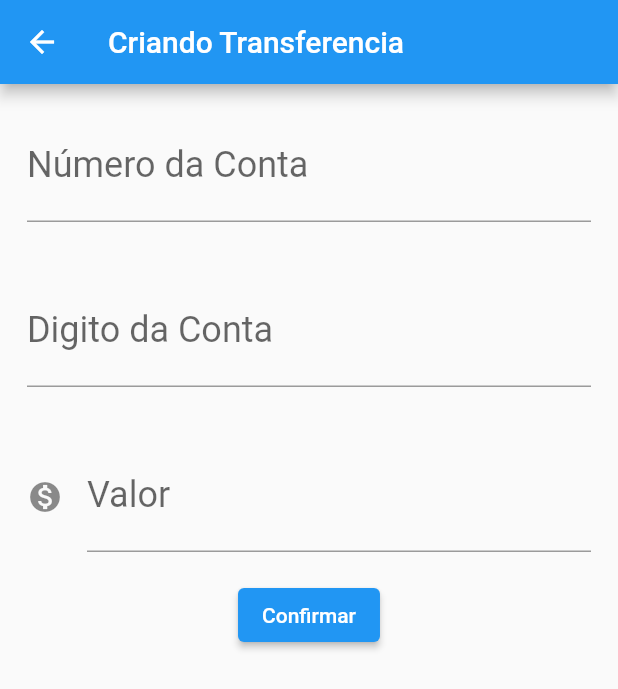
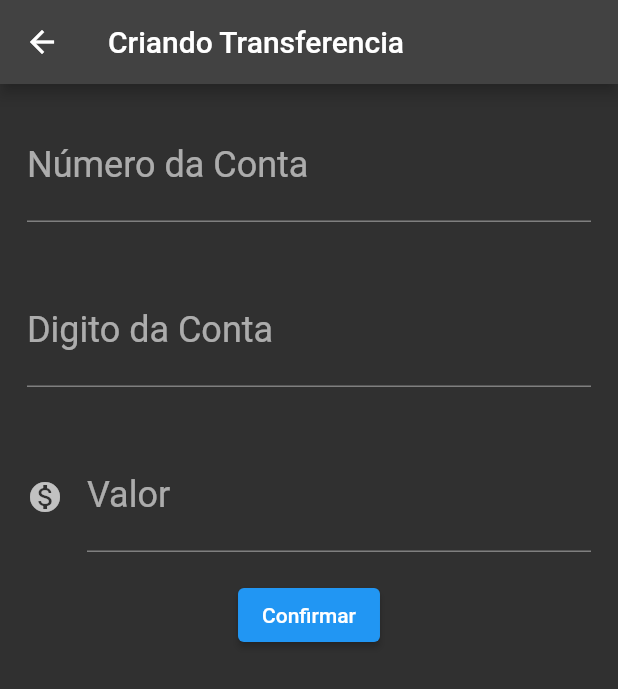
Before and after one commit to nando1507/FormacaoFlutterAlura, a Flutter app: the screen it shows after launch, after a tap on the "add" icon, on a phone screen of 412 x 824 dp. Shown: the top 689 px of the screen. Run offline on Flutter 3.47's test engine with Material 2 defaults, Android fonts, the phone set to English and light mode, and no system bars.

```diff
--- /dev/null
+++ b/lib/components/editor.dart
@@ -0,0 +1,30 @@
+
+import 'package:flutter/material.dart';
+
+class Editor extends StatelessWidget {
+  final TextEditingController? controlador;
+  final String? rotulo;
+  final String? dica;
+  final IconData? icone;
+
+  const Editor({Key? key, this.controlador, this.rotulo, this.dica, this.icone}) : super(key: key);
+
+  @override
+  Widget build(BuildContext context) {
+    return Padding(
+      padding: const EdgeInsets.all(18.0),
+      child: TextField(
+        controller: controlador,
+        style: const TextStyle(
+          fontSize: 24.0,
+        ),
+        decoration: InputDecoration(
+          icon: icone != null ? Icon(icone) : null,
+          labelText: rotulo,
+          hintText: dica,
+        ),
+        keyboardType: TextInputType.number,
+      ),
+    );
+  }
+}
--- a/lib/main.dart
+++ b/lib/main.dart
@@ -1,5 +1,4 @@
-import 'dart:ffi';
-
+import 'package:bytebank/screens/transferencia/lista.dart';
 import 'package:flutter/cupertino.dart';
 import 'package:flutter/material.dart';
 
@@ -11,163 +10,10 @@ class BytebankApp extends StatelessWidget {
   @override
   Widget build(BuildContext context) {
     return MaterialApp(
-      home: Scaffold(
-        body: ListaTransferencias(),
-        //body: FormularioTransferencia(),
-      ),
+      theme: ThemeData.dark(),
+
+      home: ListaTransferencias(),
+      //body: FormularioTransferencia(),
     );
   }
 }
-
-class FormularioTransferencia extends StatelessWidget {
-  final TextEditingController _controladorCampoNumeroConta = TextEditingController();
-  final TextEditingController _controladorCampoDigitoConta = TextEditingController();
-  final TextEditingController _controladorCampoValor = TextEditingController();
-
-  @override
-  Widget build(BuildContext context) {
-    return Scaffold(
-      appBar: AppBar(
-        title: const Text('Criando Transferencia'),
-      ),
-      body: Column(
-        children: <Widget>[
-          Editor(controlador: _controladorCampoNumeroConta, rotulo: 'Número da Conta', dica: '0000000'),
-          Editor(controlador: _controladorCampoDigitoConta, rotulo: 'Digito da Conta', dica: '0'),
-          Editor(controlador: _controladorCampoValor, rotulo: 'Valor', dica: '0.00', icone: Icons.monetization_on),
-          ElevatedButton(
-              onPressed: () {
-                _criaTransferencia(context);
-              },
-              child: const Text(
-                'Confirmar',
-                textDirection: TextDirection.ltr,
-              ))
-        ],
-      ),
-    );
-  }
-
-  void _criaTransferencia(BuildContext context) {
-    final int? numeroConta = int.tryParse(_controladorCampoNumeroConta.text);
-    final int? digitoConta = int.tryParse(_controladorCampoDigitoConta.text);
-    final double? valorConta = double.tryParse(_controladorCampoValor.text);
-    if (numeroConta != null && valorConta != null && digitoConta != null) {
-      final transferenciaCriada = Transferencia(valorConta, numeroConta, digitoConta);
-
-      debugPrint('Criando transferencia');
-      debugPrint('$transferenciaCriada');
-
-      // Scaffold.of(context).showSnackBar(
-      //   SnackBar(
-      //     content: Text('$transferenciaCriada'),
-      //   ),
-      // );
-      ItemTransferencia(transferenciaCriada);
-      Navigator.pop(context, transferenciaCriada);
-    }
-  }
-}
-
-class Editor extends StatelessWidget {
-  final TextEditingController? controlador;
-  final String? rotulo;
-  final String? dica;
-  final IconData? icone;
-
-  Editor({this.controlador, this.rotulo, this.dica, this.icone});
-
-  @override
-  Widget build(BuildContext context) {
-    return Padding(
-      padding: const EdgeInsets.all(18.0),
-      child: TextField(
-        controller: controlador,
-        style: const TextStyle(
-          fontSize: 24.0,
-        ),
-        decoration: InputDecoration(
-          icon: icone != null ? Icon(icone) : null,
-          labelText: rotulo,
-          hintText: dica,
-        ),
-        keyboardType: TextInputType.number,
-      ),
-    );
-  }
-}
-
-class ListaTransferencias extends StatefulWidget {
-  final List<Transferencia> _transferencias = [];
-
-  @override
-  State<StatefulWidget> createState() {
-    return ListaTransferenciaState();
-  }
-}
-
-class ListaTransferenciaState extends State<ListaTransferencias> {
-  @override
-  Widget build(BuildContext context) {
-    widget._transferencias.add(Transferencia(10, 1000, 1));
-
-    return Scaffold(
-      body: ListView.builder(
-        itemCount: widget._transferencias.length,
-        itemBuilder: (context, indice) {
-          final transferencia = widget._transferencias[indice];
-          return ItemTransferencia(transferencia);
-        },
-      ),
-      appBar: AppBar(
-        title: const Text('Transferências'),
-      ),
-      floatingActionButton: FloatingActionButton(
-        onPressed: () {
-          final Future<Transferencia?> future = Navigator.push(context, MaterialPageRoute(builder: (context) {
-            return FormularioTransferencia();
-          }));
-          future.then((transferenciaRecebida) {
-            if (transferenciaRecebida != null) {
-              widget._transferencias.add(transferenciaRecebida);
-            }
-            debugPrint('Chegou no then do future');
-            debugPrint('$transferenciaRecebida');
-          });
-        },
-        child: const Icon(Icons.add),
-      ),
-    );
-  }
-}
-
-class ItemTransferencia extends StatelessWidget {
-  final Transferencia _transferencia;
-
-  ItemTransferencia(this._transferencia);
-
-  @override
-  Widget build(BuildContext context) {
-    return Card(
-      child: ListTile(
-        leading: Icon(Icons.monetization_on_outlined),
-        title: Text(_transferencia.valor.toString()),
-        subtitle: Text(_transferencia.numeroConta.toString().padLeft(7, '0') + '-' + _transferencia.numeroContaDigito.toString()),
-        trailing: Icon(Icons.more_vert),
-      ),
-    );
-  }
-}
-
-class Transferencia {
-  final double valor;
-  final int numeroConta;
-  final int numeroContaDigito;
-
-  Transferencia(this.valor, this.numeroConta, this.numeroContaDigito);
-
-  @override
-  String toString() {
-    return 'Transferencia{valor: $valor, numeroConta: $numeroConta, numeroContaDigito: $numeroContaDigito}';
-  }
-}
--- /dev/null
+++ b/lib/models/transferencia.dart
@@ -0,0 +1,12 @@
+class Transferencia {
+  final double valor;
+  final int numeroConta;
+  final int numeroContaDigito;
+
+  Transferencia(this.valor, this.numeroConta, this.numeroContaDigito);
+
+  @override
+  String toString() {
+    return 'Transferencia{valor: $valor, numeroConta: $numeroConta, numeroContaDigito: $numeroContaDigito}';
+  }
+}
--- /dev/null
+++ b/lib/screens/transferencia/formulario.dart
@@ -0,0 +1,84 @@
+import 'package:bytebank/components/editor.dart';
+import 'package:bytebank/models/transferencia.dart';
+import 'package:flutter/material.dart';
+
+import 'lista.dart';
+
+const _tituloAppBar = 'Criando Transferencia';
+
+const _rotuloCampoNumeroConta = 'Número da Conta';
+const _dicaCampoNumeroConta = '0000000';
+const _rotuloCampoNumeroDigito = 'Digito da Conta';
+const _dicaCampoNumeroDigito = '0';
+const _rotuloCampoValor = 'Valor';
+const _dicaCampoValor = '0.00';
+const _textoBotaoConfirmar = 'Confirmar';
+
+class FormularioTransferencia extends StatefulWidget {
+  const FormularioTransferencia({Key? key}) : super(key: key);
+
+  @override
+  State<StatefulWidget> createState() {
+    return FormularioTransferenciaState();
+  }
+}
+
+class FormularioTransferenciaState extends State<FormularioTransferencia> {
+  final TextEditingController _controladorCampoNumeroConta = TextEditingController();
+  final TextEditingController _controladorCampoDigitoConta = TextEditingController();
+  final TextEditingController _controladorCampoValor = TextEditingController();
+
+  @override
+  Widget build(BuildContext context) {
+    return Scaffold(
+      appBar: AppBar(
+        title: const Text(_tituloAppBar),
+      ),
+      body: SingleChildScrollView(
+        child: Column(
+          children: <Widget>[
+            Editor(
+              controlador: _controladorCampoNumeroConta,
+              rotulo: _rotuloCampoNumeroConta,
+              dica: _dicaCampoNumeroConta,
+            ),
+            Editor(
+              controlador: _controladorCampoDigitoConta,
+              rotulo: _rotuloCampoNumeroDigito,
+              dica: _dicaCampoNumeroDigito,
+            ),
+            Editor(
+              controlador: _controladorCampoValor,
+              rotulo: _rotuloCampoValor,
+              dica: _dicaCampoValor,
+              icone: Icons.monetization_on,
+            ),
+            ElevatedButton(
+                onPressed: () {
+                  _criaTransferencia(context);
+                },
+                child: const Text(
+                  _textoBotaoConfirmar,
+                  textDirection: TextDirection.ltr,
+                ))
+          ],
+        ),
+      ),
+    );
+  }
+
+  void _criaTransferencia(BuildContext context) {
+    final int? numeroConta = int.tryParse(_controladorCampoNumeroConta.text);
+    final int? digitoConta = int.tryParse(_controladorCampoDigitoConta.text);
+    final double? valorConta = double.tryParse(_controladorCampoValor.text);
+    if (numeroConta != null && valorConta != null && digitoConta != null) {
+      final transferenciaCriada = Transferencia(valorConta, numeroConta, digitoConta);
+      //
+      // debugPrint('Criando transferencia');
+      // debugPrint('$transferenciaCriada');
+
+      ItemTransferencia(transferenciaCriada);
+      Navigator.pop(context, transferenciaCriada);
+    }
+  }
+}
--- /dev/null
+++ b/lib/screens/transferencia/lista.dart
@@ -0,0 +1,80 @@
+import 'package:bytebank/models/transferencia.dart';
+import 'package:flutter/material.dart';
+import 'package:cupertino_icons/cupertino_icons.dart';
+import 'package:intl/intl.dart';
+import 'formulario.dart';
+
+const _tituloAppBar = 'Transferências';
+
+class ListaTransferencias extends StatefulWidget {
+  final List<Transferencia> _transferencias = [];
+
+  ListaTransferencias({Key? key}) : super(key: key);
+
+  @override
+  State<StatefulWidget> createState() {
+    return ListaTransferenciasState();
+  }
+}
+
+class ListaTransferenciasState extends State<ListaTransferencias> {
+  @override
+  Widget build(BuildContext context) {
+    //widget._transferencias.add(Transferencia(10, 1000, 1));
+
+    return Scaffold(
+      body: ListView.builder(
+        itemCount: widget._transferencias.length,
+        itemBuilder: (context, indice) {
+          final transferencia = widget._transferencias[indice];
+          return ItemTransferencia(transferencia);
+        },
+      ),
+      appBar: AppBar(
+        title: const Text(_tituloAppBar),
+      ),
+      floatingActionButton: FloatingActionButton(
+        onPressed: () {
+          final Future<Transferencia?> future = Navigator.push(context, MaterialPageRoute(builder: (context) {
+            return const FormularioTransferencia();
+          }));
+          future.then((transferenciaRecebida) => _atualiza(transferenciaRecebida));
+        },
+        child: const Icon(Icons.add),
+      ),
+    );
+  }
+
+  void _atualiza(Transferencia? transferenciaRecebida) {
+    Future.delayed(const Duration(milliseconds: 250), () {
+      if (transferenciaRecebida != null) {
+        setState(() {
+          widget._transferencias.add(transferenciaRecebida);
+        });
+      }
+    });
+  }
+}
+
+class ItemTransferencia extends StatelessWidget {
+  final Transferencia _transferencia;
+
+  const ItemTransferencia(this._transferencia, {Key? key}) : super(key: key);
+
+  @override
+  Widget build(BuildContext context) {
+    return Card(
+      child: ListTile(
+        leading: const Icon(Icons.monetization_on_outlined),
+        title: Text(getCurrency(_transferencia.valor)),
+        subtitle: Text(_transferencia.numeroConta.toString().padLeft(7, '0') + '-' + _transferencia.numeroContaDigito.toString()),
+        trailing: const Icon(Icons.more_vert),
+      ),
+    );
+  }
+}
+
+String getCurrency(double value) {
+  NumberFormat formatter = NumberFormat.simpleCurrency(locale: 'pt_BR');
+  return formatter.format(value);
+}
--- a/pubspec.yaml
+++ b/pubspec.yaml
@@ -34,6 +34,7 @@ dependencies:
   # The following adds the Cupertino Icons font to your application.
   # Use with the CupertinoIcons class for iOS style icons.
   cupertino_icons: ^1.0.2
+  intl: ^0.17.0
 
 dev_dependencies:
   flutter_test:
```
Also changed, not shown: pubspec.lock.
